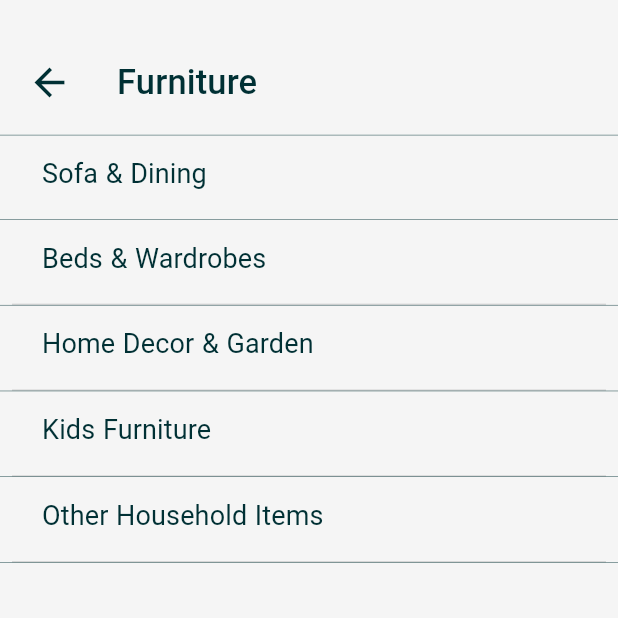
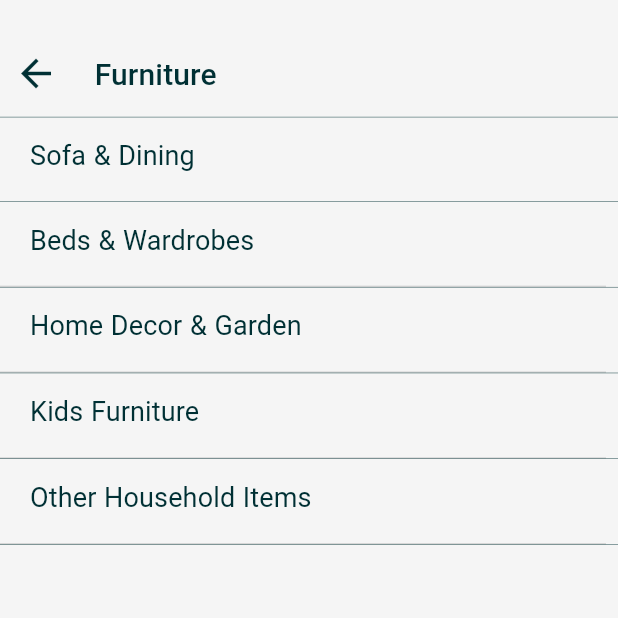
Before and after one commit to mubeenaTechknocks/olx, a Flutter app: the Furniture screen opened directly, on a phone screen of 412 x 824 dp, the top half of it. Run offline on Flutter 3.47's test engine with Material 2 defaults, Android fonts, the phone set to English and light mode, and no system bars; our stand-ins replace carousel_slider, material_design_icons_flutter; missing offline and left inert: flutter_app, flutter_statusbarcolor.

Commit message:
Update Furniture.dart

```diff
--- a/lib/Furniture.dart
+++ b/lib/Furniture.dart
@@ -1,5 +1,7 @@
 //import 'package:flutter/cupertino.dart';
 import 'package:flutter/material.dart';
+
+import 'package:olx/sell.dart';
 
 class Furniture extends StatefulWidget {
   @override
@@ -20,30 +22,30 @@ class FurnitureScreenState extends State<Furniture> {
               Container(
                 width: MediaQuery.of(context).size.width,
                 child: Padding(
-                  padding: const EdgeInsets.fromLTRB(8.0, 0.0, 8.0, 0.0),
-                  child: InkWell(
-                    onTap: () => {},
+                  padding: const EdgeInsets.fromLTRB(0.0, 0.0, 8.0, 0.0),
                   child: Container(
-                      padding: EdgeInsets.only(bottom: 20.0),
-                      /*decoration: BoxDecoration(
-                          border: Border(
-                              bottom: BorderSide(
-                        color: Colors.black12,
-                        width: 1.0,
-                      ))),*/
+                    padding: EdgeInsets.only(bottom: 5.0),
                     child: Row(
                       mainAxisAlignment: MainAxisAlignment.start,
                       children: <Widget>[
                         Padding(
-                            padding: EdgeInsets.fromLTRB(10, 40, 0, 0),
-                            child: Icon(
+                          padding: EdgeInsets.fromLTRB(0, 25, 0, 0),
+                          child: IconButton(
+                              icon: Icon(
                                 Icons.arrow_back,
                                 color: Color.fromRGBO(0, 48, 52, 1),
                                 size: 30.0,
                               ),
+                              onPressed: () => setState(() {
+                                    Navigator.push(
+                                      context,
+                                      MaterialPageRoute(
+                                          builder: (context) => Sell()),
+                                    );
+                                  })),
                         ),
                         Padding(
-                            padding: EdgeInsets.fromLTRB(20.0, 40.0, 15.0, 0),
+                          padding: EdgeInsets.fromLTRB(0, 25.0, 15.0, 0),
                           child: Padding(
                             padding: EdgeInsets.symmetric(
                                 vertical: 0.0, horizontal: 10.0),
@@ -51,9 +53,9 @@ class FurnitureScreenState extends State<Furniture> {
                               crossAxisAlignment: CrossAxisAlignment.start,
                               children: <Widget>[
                                 Text(
-                                    'Furniture',
+                                  ' Furniture',
                                   style: TextStyle(
-                                      fontSize: 23.0,
+                                    fontSize: 20.0,
                                     fontWeight: FontWeight.w500,
                                     color: Color.fromRGBO(0, 48, 52, 1),
                                     letterSpacing: .1,
@@ -69,7 +71,6 @@ class FurnitureScreenState extends State<Furniture> {
                   ),
                 ),
               ),
-              ),
               const Divider(
                 color: Color.fromRGBO(0, 48, 52, 1),
                 height: 0.2,
@@ -79,7 +80,7 @@ class FurnitureScreenState extends State<Furniture> {
               ),
               Container(
                 child: Padding(
-                  padding: const EdgeInsets.fromLTRB(8.0, 0.0, 8.0, 0.0),
+                  padding: const EdgeInsets.fromLTRB(0.0, 0.0, 8.0, 0.0),
                   child: InkWell(
                     onTap: () => {},
                     child: Container(
@@ -127,7 +128,7 @@ class FurnitureScreenState extends State<Furniture> {
               ),
               Container(
                 child: Padding(
-                  padding: const EdgeInsets.fromLTRB(8.0, 0.0, 8.0, 0.0),
+                  padding: const EdgeInsets.fromLTRB(0.0, 0.0, 8.0, 0.0),
                   child: InkWell(
                     onTap: () => {},
                     child: Container(
@@ -181,7 +182,7 @@ class FurnitureScreenState extends State<Furniture> {
               ),
               Container(
                 child: Padding(
-                  padding: const EdgeInsets.fromLTRB(8.0, 0.0, 8.0, 0.0),
+                  padding: const EdgeInsets.fromLTRB(0.0, 0.0, 8.0, 0.0),
                   child: InkWell(
                     onTap: () => {},
                     child: Container(
@@ -235,7 +236,7 @@ class FurnitureScreenState extends State<Furniture> {
               ),
               Container(
                 child: Padding(
-                  padding: const EdgeInsets.fromLTRB(8.0, 0.0, 8.0, 0.0),
+                  padding: const EdgeInsets.fromLTRB(0.0, 0.0, 8.0, 0.0),
                   child: InkWell(
                     onTap: () => {},
                     child: Container(
@@ -289,7 +290,7 @@ class FurnitureScreenState extends State<Furniture> {
               ),
               Container(
                 child: Padding(
-                  padding: const EdgeInsets.fromLTRB(8.0, 0.0, 8.0, 0.0),
+                  padding: const EdgeInsets.fromLTRB(0.0, 0.0, 8.0, 0.0),
                   child: InkWell(
                     onTap: () => {},
                     child: Container(
```
Lines whose indentation alone changed are shown as unchanged.
